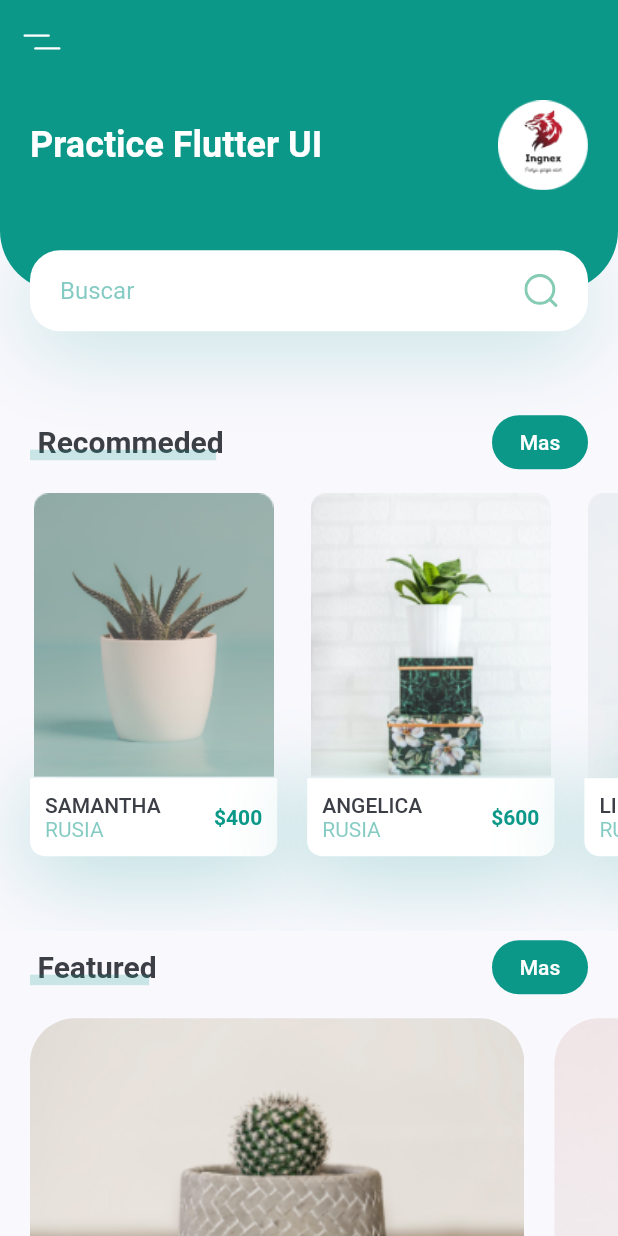
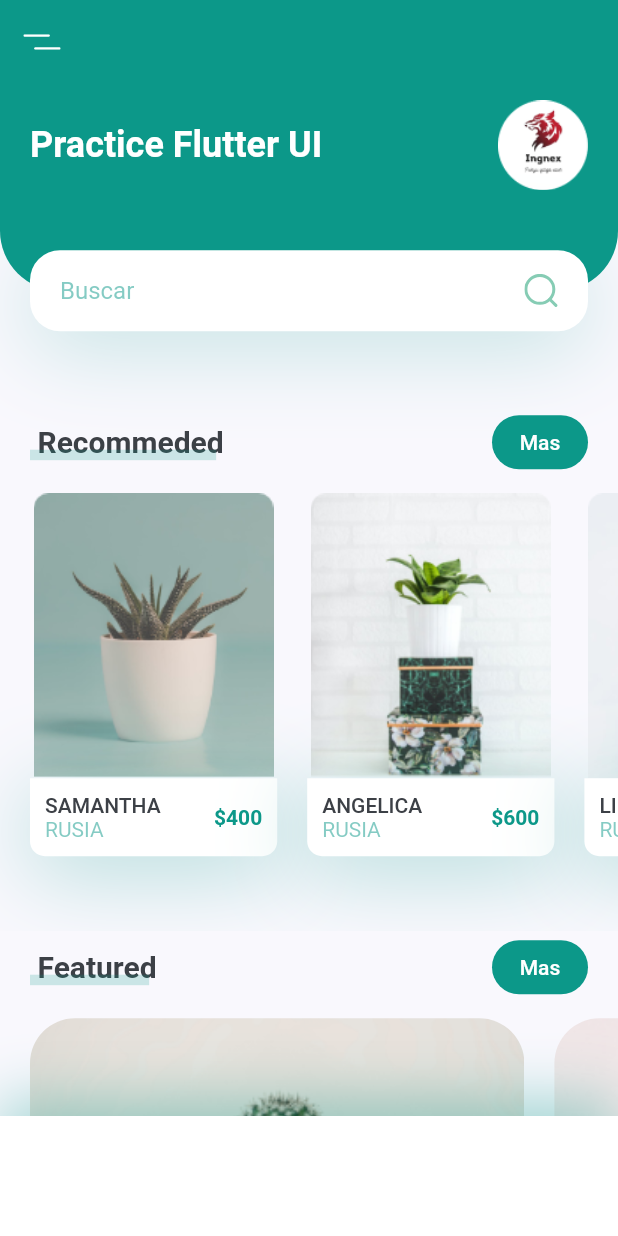
Before and after one commit to IngNex/flutter-plant-ui-practice, a Flutter app: the screen it shows after launch, on a phone screen of 412 x 824 dp. Run offline on Flutter 3.47's test engine with Material 2 defaults, Android fonts, the phone set to English and light mode, and no system bars; our stand-ins replace flutter_svg.

Commit message:
added bottomNavigator

```diff
--- a/lib/screens/components/home_screen.dart
+++ b/lib/screens/components/home_screen.dart
@@ -11,6 +11,19 @@ class HomeScreen extends StatelessWidget {
     return Scaffold(
       appBar: buildAppBar(),
       body: Body(),
+      bottomNavigationBar: Container(
+        height: 80,
+        decoration: BoxDecoration(
+          color: Colors.white,
+          boxShadow: [
+            BoxShadow(
+              offset: Offset(0, -10),
+              blurRadius: 35,
+              color: nexPrimaryColor.withOpacity(0.38),
+            ),
+          ],
+        ),
+      ),
     );
   }
 
```
